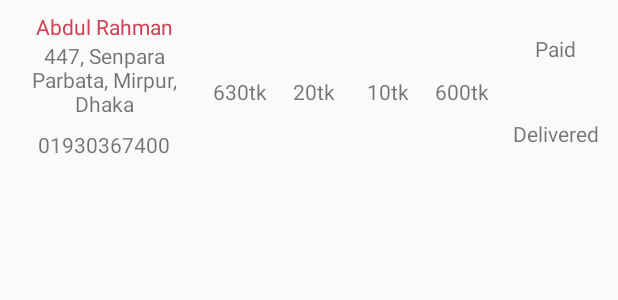
After one commit to fatimatuzzohora/Parcel, an Android app: the layout custom_merchant_billing_lv.xml on its own in the app's theme, with its tools: preview values and no code run, on a phone screen of 412 x 824 dp. The commit adds this screen. Shown: the top 300 px of the screen. Run offline under Robolectric (Android 15) with nearby library versions, the phone set to English and light mode, and no system bars.

Commit message:
Billing API Confirm

```diff
--- a/app/src/main/java/com/example/parcel/Activity/HomeActivity.java
+++ b/app/src/main/java/com/example/parcel/Activity/HomeActivity.java
@@ -180,7 +180,7 @@ public class HomeActivity extends AppCompatActivity
             startActivity(new Intent(HomeActivity.this,MerchantRequestActivity.class));
         }
         else if (id == R.id.nav_pick_up) {
-
+            startActivity(new Intent(HomeActivity.this,MerchantBillingActivity.class));
         } else if (id == R.id.nav_parcel) {
 
         }
--- /dev/null
+++ b/app/src/main/res/layout/custom_merchant_billing_lv.xml
@@ -0,0 +1,105 @@
+<?xml version="1.0" encoding="utf-8"?>
+<LinearLayout
+    xmlns:android="http://schemas.android.com/apk/res/android"
+    android:orientation="horizontal"
+    android:layout_width="match_parent"
+    android:layout_height="wrap_content"
+    android:layout_margin="@dimen/global_4dp">
+
+    <LinearLayout
+        android:layout_width="@dimen/global_0dp"
+        android:layout_height="wrap_content"
+        android:layout_weight="2.5"
+        android:orientation="vertical"
+        android:layout_margin="@dimen/global_4dp">
+
+        <TextView
+            android:id="@+id/br_cus_name"
+            android:layout_width="match_parent"
+            android:layout_height="wrap_content"
+            android:text="Abdul Rahman"
+            android:gravity="center"
+            android:textColor="@color/colorPink"/>
+
+        <TextView
+            android:id="@+id/br_cus_address"
+            android:layout_width="match_parent"
+            android:layout_height="wrap_content"
+            android:text="447, Senpara Parbata, Mirpur, Dhaka"
+            android:gravity="center"/>
+
+        <TextView
+            android:id="@+id/br_cus_mobile"
+            android:layout_width="match_parent"
+            android:layout_height="wrap_content"
+            android:layout_margin="@dimen/global_8dp"
+            android:text="01930367400"
+            android:gravity="center"/>
+
+    </LinearLayout>
+
+
+    <TextView
+        android:id="@+id/br_parcel_value"
+        android:layout_width="@dimen/global_0dp"
+        android:layout_height="match_parent"
+        android:layout_weight="1"
+        android:text="630tk"
+        android:gravity="center"
+        android:padding="@dimen/global_2dp"/>
+
+
+    <TextView
+        android:id="@+id/br_cod_charge"
+        android:layout_width="@dimen/global_0dp"
+        android:layout_height="match_parent"
+        android:layout_weight="1"
+        android:text="20tk"
+        android:gravity="center"
+        android:padding="@dimen/global_2dp"/>
+
+    <TextView
+        android:id="@+id/br_service_charge"
+        android:layout_width="@dimen/global_0dp"
+        android:layout_height="match_parent"
+        android:layout_weight="1"
+        android:text="10tk"
+        android:gravity="center"
+        android:padding="@dimen/global_2dp"/>
+
+    <TextView
+        android:id="@+id/br_merchant_bill"
+        android:layout_width="@dimen/global_0dp"
+        android:layout_height="match_parent"
+        android:layout_weight="1"
+        android:text="600tk"
+        android:gravity="center"
+        android:padding="@dimen/global_2dp"/>
+
+
+    <LinearLayout
+        android:layout_width="@dimen/global_0dp"
+        android:layout_height="match_parent"
+        android:layout_weight="1.5"
+        android:orientation="vertical">
+
+        <TextView
+            android:id="@+id/br_payment_status"
+            android:layout_width="match_parent"
+            android:layout_height="@dimen/global_0dp"
+            android:layout_weight="1"
+            android:text="Paid"
+            android:gravity="center"/>
+
+        <TextView
+            android:id="@+id/br_delivery_status"
+            android:layout_width="match_parent"
+            android:layout_height="@dimen/global_0dp"
+            android:layout_weight="1"
+            android:text="Delivered"
+            android:gravity="center"/>
+
+    </LinearLayout>
+
+
+</LinearLayout>
```
Also changed, not shown: app/src/main/java/com/example/parcel/Activity/MerchantBillingActivity.java (+50 -2 lines), app/src/main/java/com/example/parcel/Adapter/AdapterBillingReport.java (added, +96 -0 lines), app/src/main/java/com/example/parcel/Interface/ApiInterface.java (+9 -0 lines), app/src/main/java/com/example/parcel/model/BillingReport.java (+23 -10 lines).
